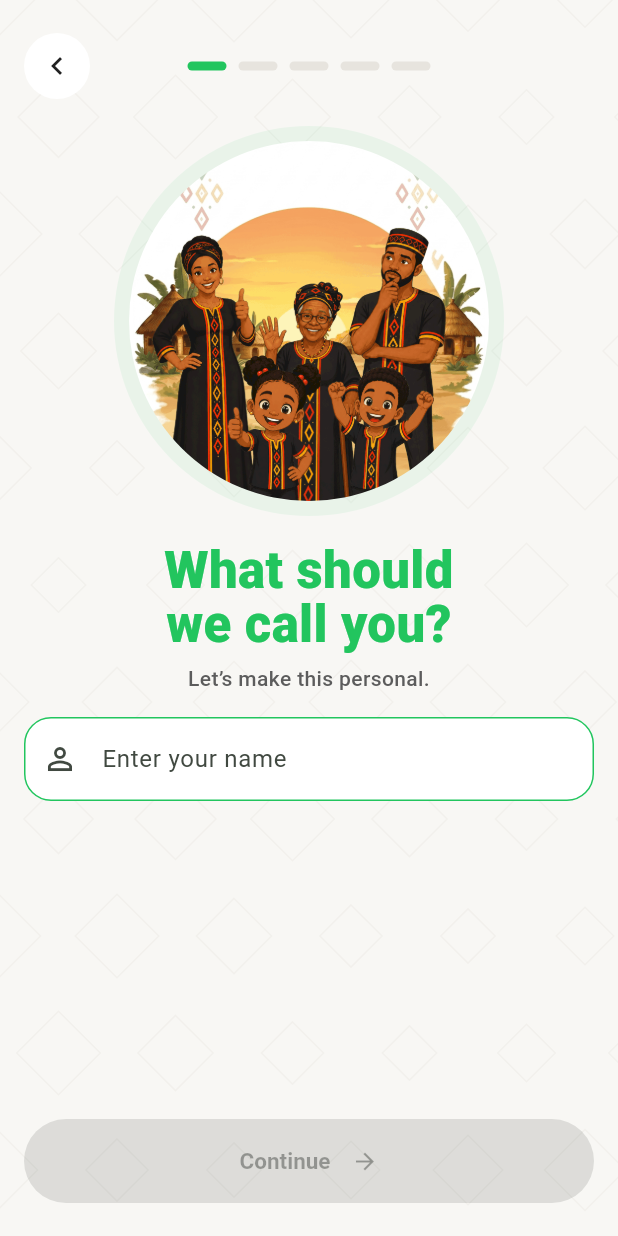
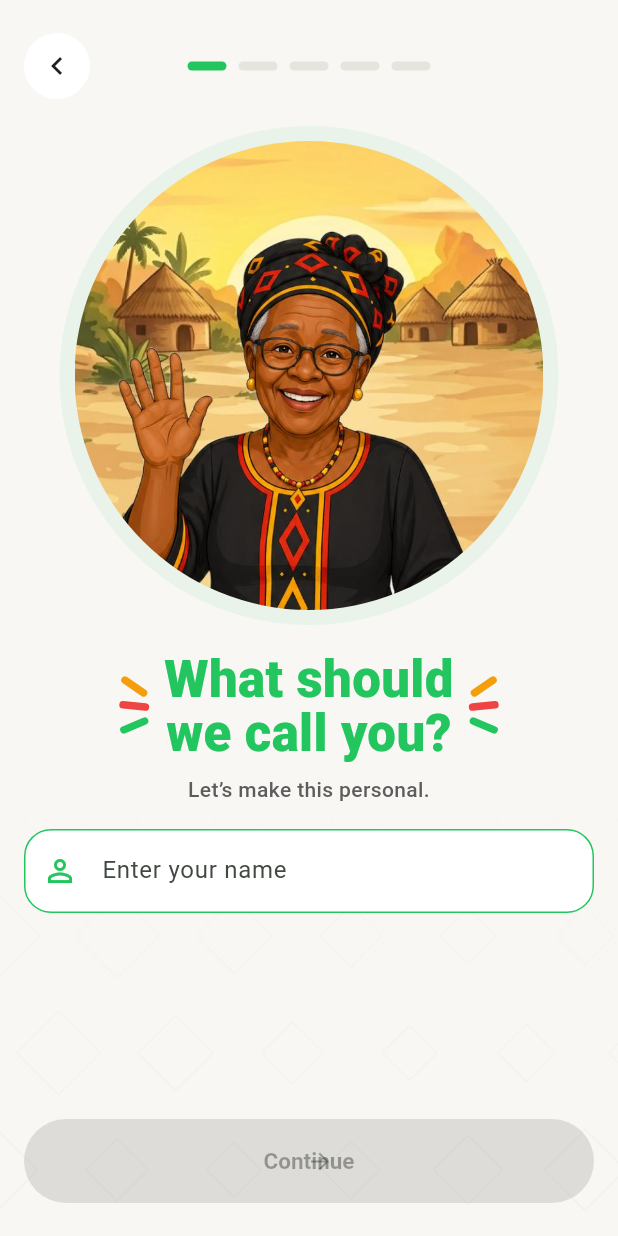
Before and after one commit to ngumcbrightazongwa-ops/Abo-n-M-nkpe-n-, a Flutter app: the screen it shows after launch, after a tap on "Get Started", on a phone screen of 412 x 824 dp. Run offline on Flutter 3.47's test engine with Material 3 defaults, Android fonts, the phone set to English and light mode, and no system bars; our stand-ins replace flutter_riverpod, flutter_svg, go_router, just_audio, permission_handler.

Commit message:
feat(onboarding): improve name input screen layout and add navigation test
- Add new character image asset for name input screen
- Refactor name input screen to use Stack layout with gradient overlay
- Make layout responsive to different screen sizes and keyboard visibility
- Adjust decorative marks positioning and sizing in welcome screen
- Update primary button to use Stack for icon positioning
- Add widget test for navigation from welcome to name input screen
- Improve back navigation logic to handle routing edge cases

```diff
--- a/lib/features/onboarding/presentation/screens/name_input_screen.dart
+++ b/lib/features/onboarding/presentation/screens/name_input_screen.dart
@@ -9,7 +9,6 @@ import '../controllers/onboarding_controller.dart';
 import '../widgets/adaptive_asset_image.dart';
 import '../widgets/onboarding_background.dart';
 import '../widgets/onboarding_primary_button.dart';
-import '../widgets/onboarding_character.dart';
 
 class NameInputScreen extends ConsumerStatefulWidget {
   const NameInputScreen({super.key});
@@ -40,10 +39,46 @@ class _NameInputScreenState extends ConsumerState<NameInputScreen> {
 
     return Scaffold(
       backgroundColor: AppColors.background,
-      body: OnboardingBackground(
-        child: SafeArea(
+      body: Stack(
+        children: [
+          const OnboardingBackground(child: SizedBox.expand()),
+          const Positioned.fill(
+            child: DecoratedBox(
+              decoration: BoxDecoration(
+                gradient: LinearGradient(
+                  begin: Alignment.topCenter,
+                  end: Alignment.bottomCenter,
+                  colors: [
+                    AppColors.background,
+                    AppColors.background,
+                    Color(0x00F8F7F4),
+                  ],
+                  stops: [0, 0.55, 1],
+                ),
+              ),
+            ),
+          ),
+          SafeArea(
             child: Padding(
               padding: const EdgeInsets.all(AppSizes.pagePadding),
+              child: LayoutBuilder(
+                builder: (context, constraints) {
+                  final bottomInset = MediaQuery.viewInsetsOf(context).bottom;
+                  final headerGap = constraints.maxHeight < 680 ? 12.0 : 18.0;
+                  final avatarSize = (constraints.maxHeight * 0.42).clamp(
+                    220.0,
+                    340.0,
+                  );
+
+                  return SingleChildScrollView(
+                    keyboardDismissBehavior:
+                        ScrollViewKeyboardDismissBehavior.onDrag,
+                    padding: EdgeInsets.only(bottom: bottomInset),
+                    child: ConstrainedBox(
+                      constraints: BoxConstraints(
+                        minHeight: constraints.maxHeight,
+                      ),
+                      child: IntrinsicHeight(
                         child: Column(
                           children: [
                             const SizedBox(height: 6),
@@ -54,7 +89,14 @@ class _NameInputScreenState extends ConsumerState<NameInputScreen> {
                                   shape: const CircleBorder(),
                                   child: InkWell(
                                     customBorder: const CircleBorder(),
-                        onTap: () => context.pop(),
+                                    onTap: () {
+                                      final router = GoRouter.of(context);
+                                      if (router.canPop()) {
+                                        router.pop();
+                                        return;
+                                      }
+                                      context.go('/onboarding/welcome');
+                                    },
                                     child: const SizedBox(
                                       width: 44,
                                       height: 44,
@@ -68,9 +110,9 @@ class _NameInputScreenState extends ConsumerState<NameInputScreen> {
                                 const SizedBox(width: 44, height: 44),
                               ],
                             ),
-                const SizedBox(height: 18),
+                            SizedBox(height: headerGap),
                             SizedBox.square(
-                  dimension: 260,
+                              dimension: avatarSize,
                               child: Container(
                                 decoration: BoxDecoration(
                                   shape: BoxShape.circle,
@@ -79,24 +121,23 @@ class _NameInputScreenState extends ConsumerState<NameInputScreen> {
                                 padding: const EdgeInsets.all(10),
                                 child: ClipOval(
                                   child: const AdaptiveAssetImage(
-                        basePath: 'assets/characters/welcome_family',
+                                    basePath:
+                                        'assets/characters/name_input_hero',
                                     fit: BoxFit.cover,
-                        alignment: Alignment(0, -0.7),
+                                    alignment: Alignment.topCenter,
+                                    placeholder: AdaptiveAssetImage(
+                                      basePath:
+                                          'assets/characters/welcome_family',
+                                      fit: BoxFit.cover,
+                                      alignment: Alignment.topCenter,
                                     ),
                                   ),
                                 ),
                               ),
-                const SizedBox(height: 18),
-                Text(
-                  'What should\nwe call you?',
-                  textAlign: TextAlign.center,
-                  style: AppTextStyles.headline.copyWith(
-                    fontSize: 34,
-                    height: 1.06,
-                    color: AppColors.primaryGreen,
                             ),
-                ),
-                const SizedBox(height: 8),
+                            SizedBox(height: headerGap),
+                            const _NameTitle(),
+                            const SizedBox(height: 10),
                             Text(
                               'Let’s make this personal.',
                               textAlign: TextAlign.center,
@@ -109,6 +150,7 @@ class _NameInputScreenState extends ConsumerState<NameInputScreen> {
                               decoration: InputDecoration(
                                 hintText: 'Enter your name',
                                 prefixIcon: const Icon(Icons.person_outline),
+                                prefixIconColor: AppColors.primaryGreen,
                                 filled: true,
                                 fillColor: AppColors.surface,
                                 border: OutlineInputBorder(
@@ -141,13 +183,22 @@ class _NameInputScreenState extends ConsumerState<NameInputScreen> {
                             const Spacer(),
                             OnboardingPrimaryButton(
                               label: 'Continue',
-                  onPressed: name.isEmpty ? null : () => _continue(context),
+                              onPressed:
+                                  name.isEmpty
+                                      ? null
+                                      : () => _continue(context),
                             ),
                             const SizedBox(height: 6),
                           ],
                         ),
                       ),
                     ),
+                  );
+                },
+              ),
+            ),
+          ),
+        ],
       ),
     );
   }
@@ -188,3 +239,85 @@ class _StepIndicator extends StatelessWidget {
     );
   }
 }
+
+class _NameTitle extends StatelessWidget {
+  const _NameTitle();
+
+  @override
+  Widget build(BuildContext context) {
+    return Stack(
+      clipBehavior: Clip.none,
+      alignment: Alignment.center,
+      children: [
+        Text(
+          'What should\nwe call you?',
+          textAlign: TextAlign.center,
+          style: AppTextStyles.headline.copyWith(
+            fontSize: 34,
+            height: 1.06,
+            color: AppColors.primaryGreen,
+          ),
+        ),
+        const Positioned(
+          left: -30,
+          child: _TitleMarks(
+            colors: [Color(0xFFF59E0B), Color(0xFFEF4444), Color(0xFF22C55E)],
+            flip: true,
+          ),
+        ),
+        const Positioned(
+          right: -30,
+          child: _TitleMarks(
+            colors: [Color(0xFFF59E0B), Color(0xFFEF4444), Color(0xFF22C55E)],
+          ),
+        ),
+      ],
+    );
+  }
+}
+
+class _TitleMarks extends StatelessWidget {
+  final List<Color> colors;
+  final bool flip;
+
+  const _TitleMarks({required this.colors, this.flip = false});
+
+  @override
+  Widget build(BuildContext context) {
+    final child = Column(
+      mainAxisSize: MainAxisSize.min,
+      children: [
+        _TitleMark(color: colors[0], rotation: -0.6),
+        const SizedBox(height: 8),
+        _TitleMark(color: colors[1], rotation: -0.1),
+        const SizedBox(height: 8),
+        _TitleMark(color: colors[2], rotation: 0.4),
+      ],
+    );
+
+    if (!flip) return child;
+    return Transform.flip(flipX: true, child: child);
+  }
+}
+
+class _TitleMark extends StatelessWidget {
+  final Color color;
+  final double rotation;
+
+  const _TitleMark({required this.color, required this.rotation});
+
+  @override
+  Widget build(BuildContext context) {
+    return Transform.rotate(
+      angle: rotation,
+      child: Container(
+        width: 20,
+        height: 5,
+        decoration: BoxDecoration(
+          color: color,
+          borderRadius: BorderRadius.circular(999),
+        ),
+      ),
+    );
+  }
+}
--- a/lib/features/onboarding/presentation/screens/welcome_screen.dart
+++ b/lib/features/onboarding/presentation/screens/welcome_screen.dart
@@ -166,7 +166,7 @@ class _WelcomeTitle extends StatelessWidget {
           ),
         ),
         Positioned(
-          left: -26,
+          left: -30,
           child: _Marks(
             colors: const [
               Color(0xFFF59E0B),
@@ -176,7 +176,7 @@ class _WelcomeTitle extends StatelessWidget {
           ),
         ),
         Positioned(
-          right: -26,
+          right: -30,
           child: Transform.flip(
             flipX: true,
             child: _Marks(
@@ -204,9 +204,9 @@ class _Marks extends StatelessWidget {
       mainAxisSize: MainAxisSize.min,
       children: [
         _Mark(color: colors[0], rotation: -0.6),
-        const SizedBox(height: 6),
+        const SizedBox(height: 8),
         _Mark(color: colors[1], rotation: -0.1),
-        const SizedBox(height: 6),
+        const SizedBox(height: 8),
         _Mark(color: colors[2], rotation: 0.4),
       ],
     );
@@ -224,11 +224,11 @@ class _Mark extends StatelessWidget {
     return Transform.rotate(
       angle: rotation,
       child: Container(
-        width: 16,
-        height: 4,
+        width: 20,
+        height: 5,
         decoration: BoxDecoration(
           color: color,
-          borderRadius: BorderRadius.circular(10),
+          borderRadius: BorderRadius.circular(999),
         ),
       ),
     );
--- a/lib/features/onboarding/presentation/widgets/onboarding_primary_button.dart
+++ b/lib/features/onboarding/presentation/widgets/onboarding_primary_button.dart
@@ -24,12 +24,19 @@ class OnboardingPrimaryButton extends StatelessWidget {
           foregroundColor: Colors.white,
           shape: const StadiumBorder(),
         ),
-        child: Row(
-          mainAxisAlignment: MainAxisAlignment.center,
+        child: Stack(
+          alignment: Alignment.center,
           children: [
             Text(label),
-            const SizedBox(width: 14),
-            const Icon(Icons.arrow_forward),
+            const Positioned.fill(
+              child: Align(
+                alignment: Alignment.centerRight,
+                child: Padding(
+                  padding: EdgeInsets.only(right: 14),
+                  child: Icon(Icons.arrow_forward),
+                ),
+              ),
+            ),
           ],
         ),
       ),
```
Also changed, not shown: assets/characters/name_input_hero.jpg (added), 1 other file. Lines whose indentation alone changed are shown as unchanged.
